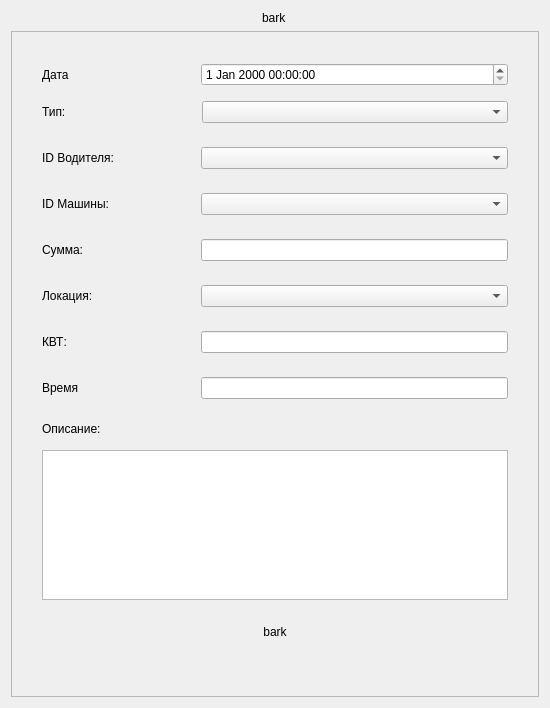
First picture: the form in EcoTaxiQt/pages/addupdatewindowevents.ui, repository zhanyysh/ecotaxi, before the edit.
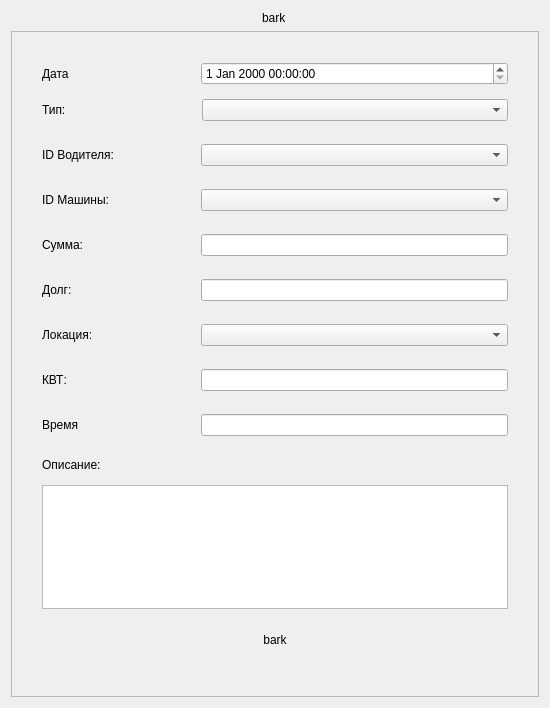
Second picture: the form after the edit.

```diff
--- a/EcoTaxiQt/pages/addupdatewindowevents.ui
+++ b/EcoTaxiQt/pages/addupdatewindowevents.ui
@@ -258,6 +258,52 @@
         </layout>
        </widget>
       </item>
+      <item>
+       <widget class="QFrame" name="DolgFrame">
+        <property name="minimumSize">
+         <size>
+          <width>0</width>
+          <height>40</height>
+         </size>
+        </property>
+        <property name="maximumSize">
+         <size>
+          <width>16777215</width>
+          <height>40</height>
+         </size>
+        </property>
+        <layout class="QHBoxLayout" name="BrandLayout" stretch="1,2">
+         <property name="leftMargin">
+          <number>0</number>
+         </property>
+         <property name="topMargin">
+          <number>0</number>
+         </property>
+         <property name="rightMargin">
+          <number>0</number>
+         </property>
+         <property name="bottomMargin">
+          <number>0</number>
+         </property>
+         <item alignment="Qt::AlignVCenter">
+          <widget class="QLabel" name="DolgLabel">
+           <property name="minimumSize">
+            <size>
+             <width>0</width>
+             <height>28</height>
+            </size>
+           </property>
+           <property name="text">
+            <string>Долг:</string>
+           </property>
+          </widget>
+         </item>
+         <item>
+          <widget class="QLineEdit" name="DolgEdit"/>
+         </item>
+        </layout>
+       </widget>
+      </item>
       <item>
        <widget class="QFrame" name="LocationFrame">
         <property name="minimumSize">
```
